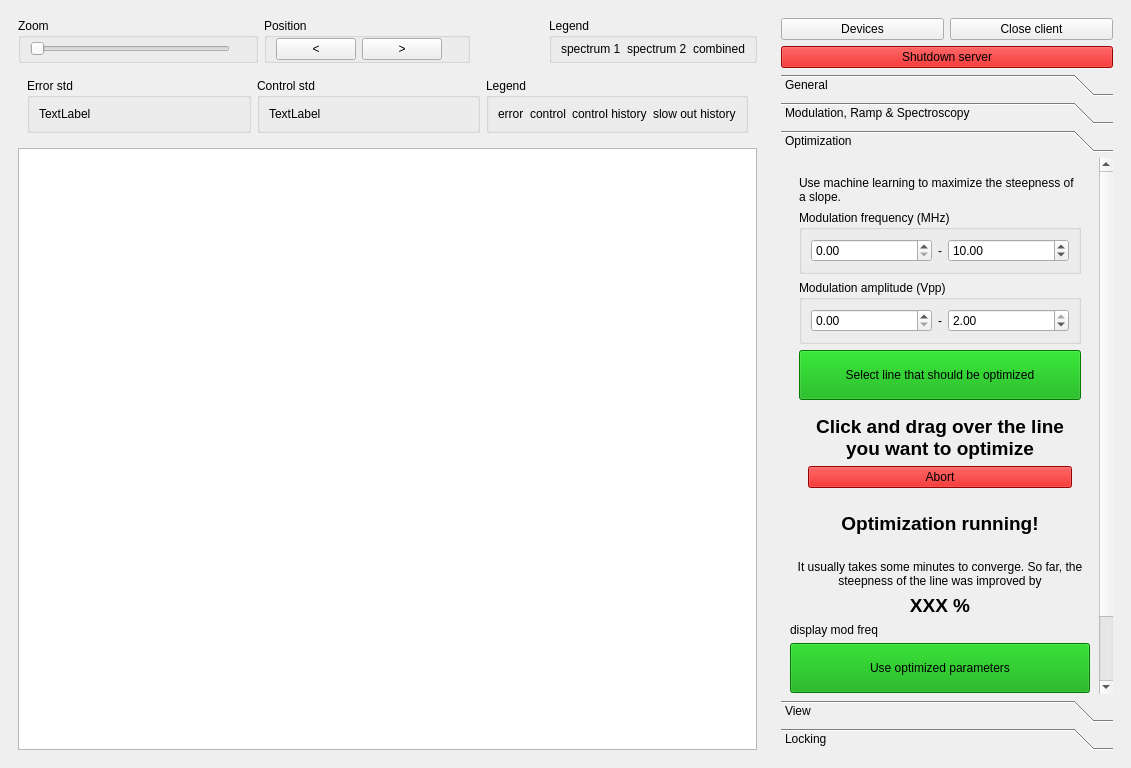
Old version of the form linien/client/ui/main_window.ui in the repository linien-org/linien.
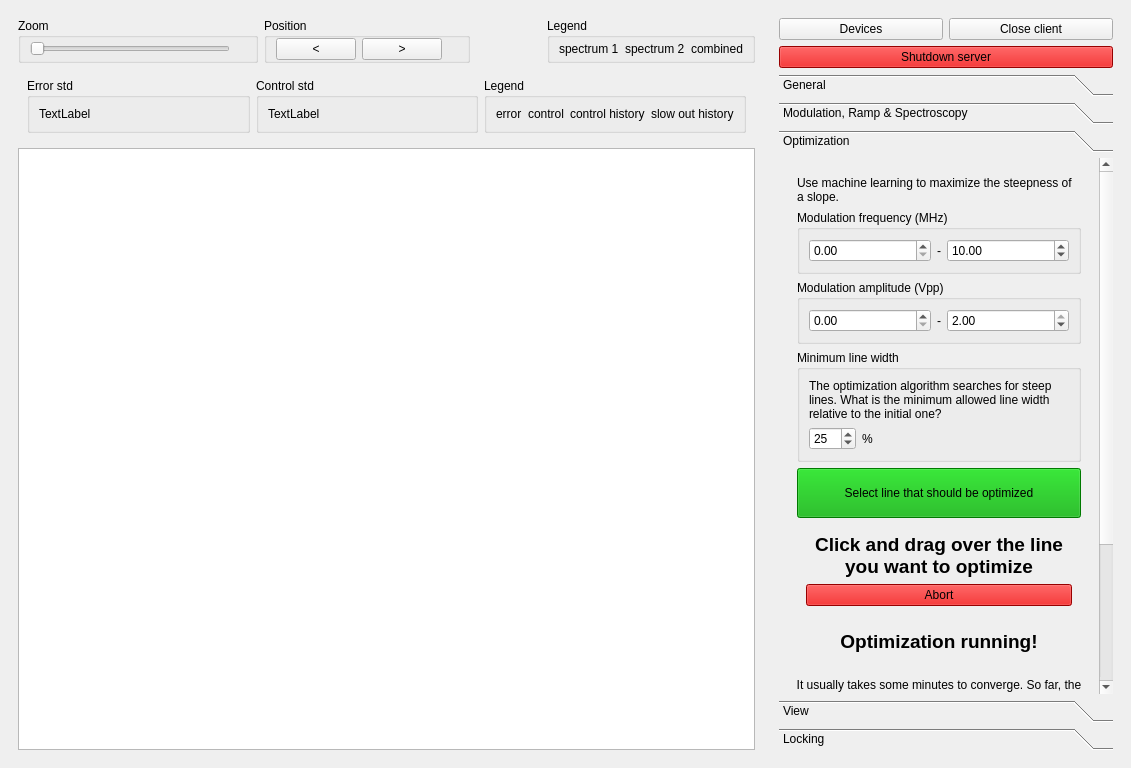
New version of the form. The open tabs and pages were chosen to show the change. Custom widgets are drawn as their Qt base class.

Commit message: work on autolock, optimization

Diff of the .ui file:
```diff
--- a/linien/client/ui/main_window.ui
+++ b/linien/client/ui/main_window.ui
@@ -1540,7 +1540,7 @@
             <x>0</x>
             <y>0</y>
             <width>367</width>
-            <height>696</height>
+            <height>847</height>
            </rect>
           </property>
           <attribute name="label">
@@ -1652,6 +1652,77 @@
                    </layout>
                   </widget>
                  </item>
+                 <item>
+                  <widget class="QGroupBox" name="groupBox_13">
+                   <property name="title">
+                    <string>Minimum line width</string>
+                   </property>
+                   <layout class="QVBoxLayout" name="verticalLayout_24">
+                    <item>
+                     <widget class="QLabel" name="label_21">
+                      <property name="text">
+                       <string>The optimization algorithm searches for steep lines. What is the minimum allowed line width relative to the initial one?</string>
+                      </property>
+                      <property name="wordWrap">
+                       <bool>true</bool>
+                      </property>
+                     </widget>
+                    </item>
+                    <item>
+                     <layout class="QHBoxLayout" name="horizontalLayout_18">
+                      <item>
+                       <widget class="QSpinBox" name="optimization_min_line_width">
+                        <property name="sizePolicy">
+                         <sizepolicy hsizetype="Fixed" vsizetype="Fixed">
+                          <horstretch>0</horstretch>
+                          <verstretch>0</verstretch>
+                         </sizepolicy>
+                        </property>
+                        <property name="minimum">
+                         <number>1</number>
+                        </property>
+                        <property name="maximum">
+                         <number>100</number>
+                        </property>
+                        <property name="stepType">
+                         <enum>QAbstractSpinBox::AdaptiveDecimalStepType</enum>
+                        </property>
+                        <property name="value">
+                         <number>25</number>
+                        </property>
+                       </widget>
+                      </item>
+                      <item>
+                       <widget class="QLabel" name="label_22">
+                        <property name="sizePolicy">
+                         <sizepolicy hsizetype="Fixed" vsizetype="Preferred">
+                          <horstretch>0</horstretch>
+                          <verstretch>0</verstretch>
+                         </sizepolicy>
+                        </property>
+                        <property name="text">
+                         <string>%</string>
+                        </property>
+                       </widget>
+                      </item>
+                      <item>
+                       <spacer name="horizontalSpacer_4">
+                        <property name="orientation">
+                         <enum>Qt::Horizontal</enum>
+                        </property>
+                        <property name="sizeHint" stdset="0">
+                         <size>
+                          <width>40</width>
+                          <height>20</height>
+                         </size>
+                        </property>
+                       </spacer>
+                      </item>
+                     </layout>
+                    </item>
+                   </layout>
+                  </widget>
+                 </item>
                  <item>
                   <widget class="QPushButton" name="start_optimization_btn">
                    <property name="minimumSize">
```
Left out of the diff: 2 changed lines with no effect on the pictures. The commit also changes 8 other files.
